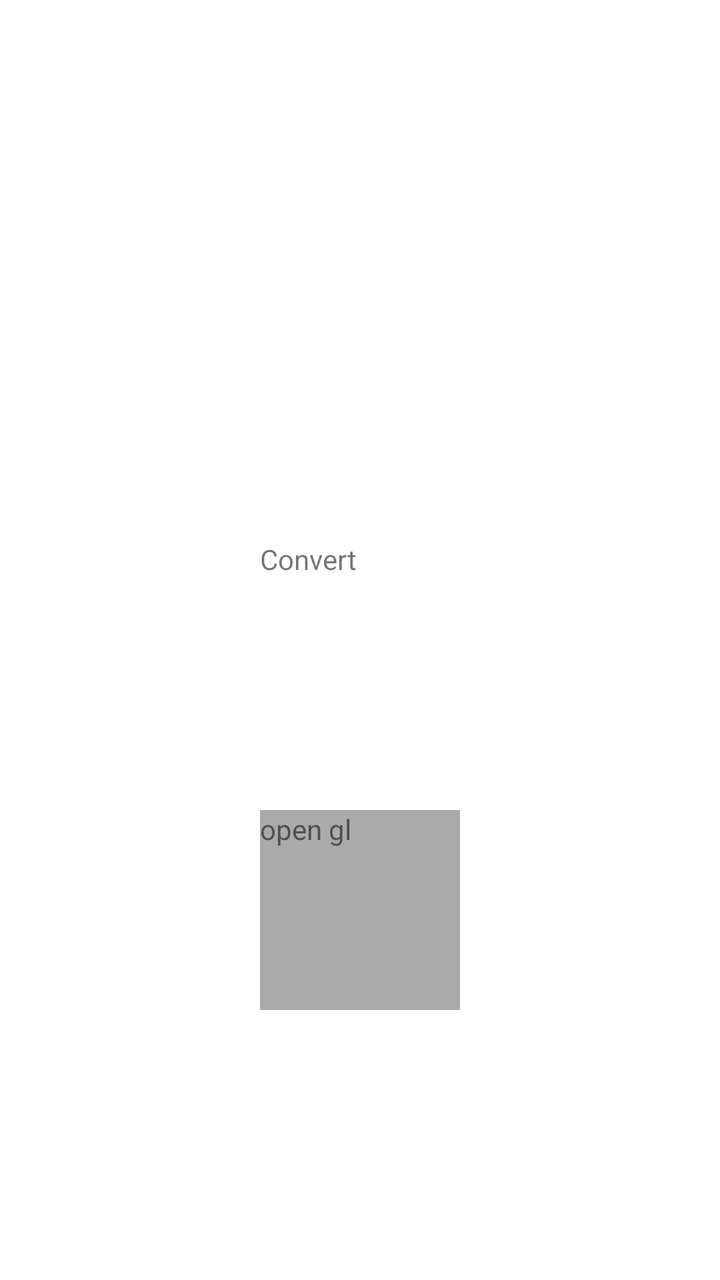
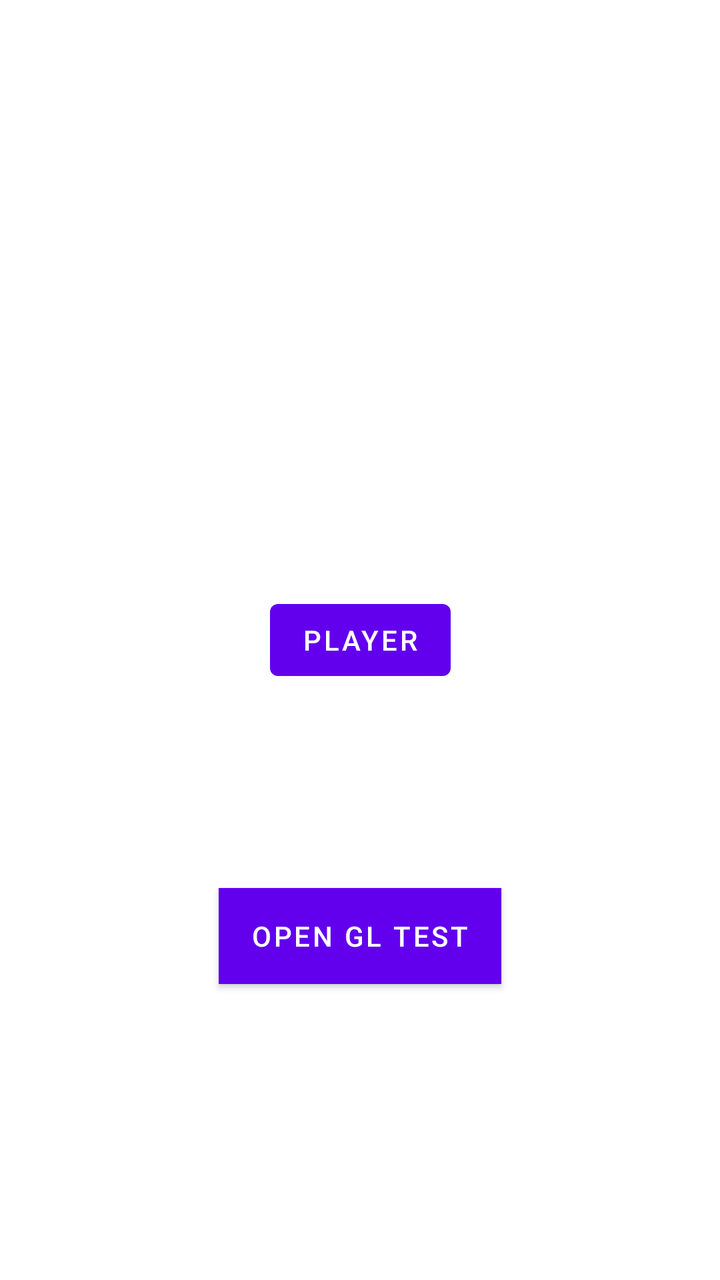

Screens rendered from an Android XML layout before and after an edit, with the pre-edit source and the edit as a unified diff.
<!-- AndroidManifest.xml: application theme Theme.MyApplication -->
<!-- res/layout/activity_entry.xml -->
<?xml version="1.0" encoding="utf-8"?>
<androidx.constraintlayout.widget.ConstraintLayout xmlns:android="http://schemas.android.com/apk/res/android"
    xmlns:app="http://schemas.android.com/apk/res-auto"
    xmlns:tools="http://schemas.android.com/tools"
    android:layout_width="match_parent"
    android:layout_height="match_parent"
    tools:context=".MainActivity">

    <TextView
        android:id="@+id/convert"
        android:layout_width="100dp"
        android:layout_height="100dp"
        android:text="Convert"
        app:layout_constraintBottom_toBottomOf="parent"
        app:layout_constraintLeft_toLeftOf="parent"
        app:layout_constraintRight_toRightOf="parent"
        app:layout_constraintTop_toTopOf="parent" />

    <TextView
        android:id="@+id/open_gl"
        android:layout_width="100dp"
        android:layout_height="100dp"
        android:background="@android:color/darker_gray"
        android:text="open gl"
        app:layout_constraintBottom_toBottomOf="parent"
        app:layout_constraintLeft_toLeftOf="parent"
        app:layout_constraintRight_toRightOf="parent"
        app:layout_constraintTop_toTopOf="@+id/convert" />

</androidx.constraintlayout.widget.ConstraintLayout>
<!-- resources referenced by this layout -->
<resources>
  <style name="Theme.MyApplication" parent="Theme.MaterialComponents.DayNight.DarkActionBar">
          
          <item name="colorPrimary">@color/purple_500</item>
          <item name="colorPrimaryVariant">@color/purple_700</item>
          <item name="colorOnPrimary">@color/white</item>
          
          <item name="colorSecondary">@color/teal_200</item>
          <item name="colorSecondaryVariant">@color/teal_700</item>
          <item name="colorOnSecondary">@color/black</item>
          
          <item name="android:statusBarColor" tools:targetApi="l">?attr/colorPrimaryVariant</item>
          
      </style>
  <color name="purple_500">#FF6200EE</color>
  <color name="purple_700">#FF3700B3</color>
  <color name="white">#FFFFFFFF</color>
  <color name="teal_200">#FF03DAC5</color>
  <color name="teal_700">#FF018786</color>
  <color name="black">#FF000000</color>
</resources>

<!-- the commit's change to res/layout/activity_entry.xml (unified diff, before → after) -->
@@ -6,22 +6,22 @@
     android:layout_height="match_parent"
     tools:context=".MainActivity">
 
-    <TextView
+    <Button
         android:id="@+id/convert"
-        android:layout_width="100dp"
-        android:layout_height="100dp"
-        android:text="Convert"
+        android:layout_width="wrap_content"
+        android:layout_height="wrap_content"
+        android:text="Player"
         app:layout_constraintBottom_toBottomOf="parent"
         app:layout_constraintLeft_toLeftOf="parent"
         app:layout_constraintRight_toRightOf="parent"
         app:layout_constraintTop_toTopOf="parent" />
 
-    <TextView
+    <Button
         android:id="@+id/open_gl"
-        android:layout_width="100dp"
-        android:layout_height="100dp"
+        android:layout_width="wrap_content"
+        android:layout_height="wrap_content"
         android:background="@android:color/darker_gray"
-        android:text="open gl"
+        android:text="open gl test"
         app:layout_constraintBottom_toBottomOf="parent"
         app:layout_constraintLeft_toLeftOf="parent"
         app:layout_constraintRight_toRightOf="parent"
